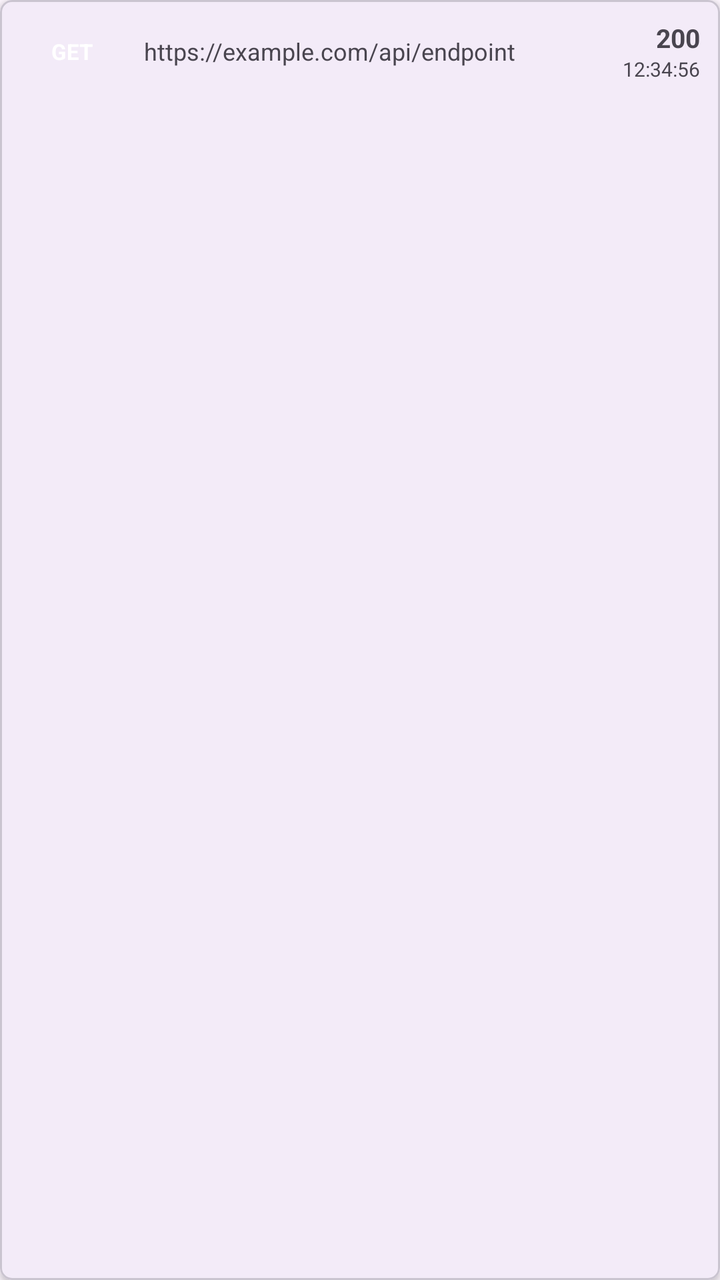
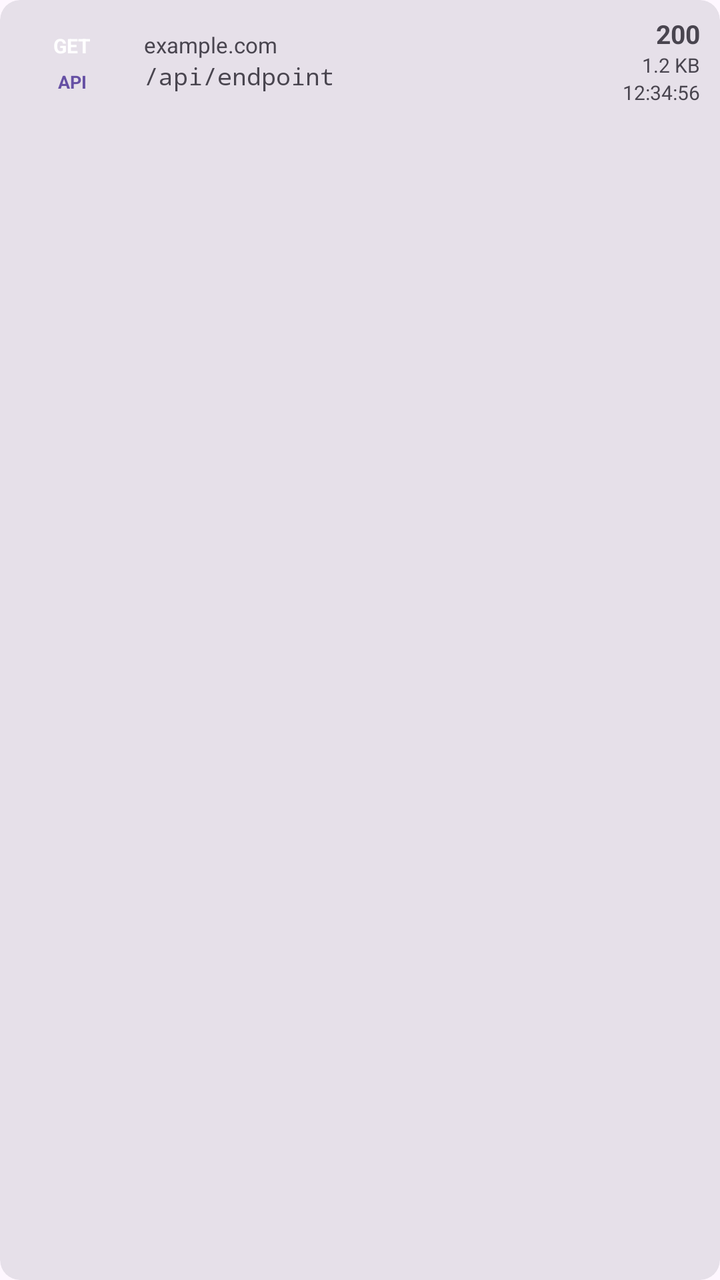

Two renders of the same Android screen: before a commit and after it. Below are the layout's source before the change and the commit's diff.
<!-- AndroidManifest.xml: application theme Theme.CS3ExtensionBuilder -->
<!-- res/layout/item_log_entry.xml -->
<?xml version="1.0" encoding="utf-8"?>
<com.google.android.material.card.MaterialCardView
    xmlns:android="http://schemas.android.com/apk/res/android"
    xmlns:app="http://schemas.android.com/apk/res-auto"
    android:layout_width="match_parent"
    android:layout_height="wrap_content"
    android:layout_marginHorizontal="8dp"
    android:layout_marginVertical="3dp"
    app:cardElevation="2dp"
    app:cardCornerRadius="6dp">

    <LinearLayout
        android:layout_width="match_parent"
        android:layout_height="wrap_content"
        android:orientation="horizontal"
        android:padding="10dp"
        android:gravity="center_vertical">

        <TextView
            android:id="@+id/tvMethod"
            android:layout_width="52dp"
            android:layout_height="wrap_content"
            android:gravity="center"
            android:textColor="#FFFFFF"
            android:textSize="11sp"
            android:textStyle="bold"
            android:paddingHorizontal="4dp"
            android:paddingVertical="3dp"
            android:text="GET" />

        <LinearLayout
            android:layout_width="0dp"
            android:layout_height="wrap_content"
            android:layout_weight="1"
            android:orientation="vertical"
            android:layout_marginStart="10dp"
            android:layout_marginEnd="8dp">

            <TextView
                android:id="@+id/tvUrl"
                android:layout_width="match_parent"
                android:layout_height="wrap_content"
                android:textSize="12sp"
                android:ellipsize="end"
                android:maxLines="2"
                android:text="https://example.com/api/endpoint" />

        </LinearLayout>

        <LinearLayout
            android:layout_width="wrap_content"
            android:layout_height="wrap_content"
            android:orientation="vertical"
            android:gravity="end">

            <TextView
                android:id="@+id/tvStatus"
                android:layout_width="wrap_content"
                android:layout_height="wrap_content"
                android:textSize="13sp"
                android:textStyle="bold"
                android:gravity="end"
                android:text="200" />

            <TextView
                android:id="@+id/tvTimestamp"
                android:layout_width="wrap_content"
                android:layout_height="wrap_content"
                android:textSize="10sp"
                android:textColor="?attr/colorOnSurfaceVariant"
                android:gravity="end"
                android:text="12:34:56" />

        </LinearLayout>

    </LinearLayout>

</com.google.android.material.card.MaterialCardView>
<!-- resources referenced by this layout -->
<resources>
  <style name="Theme.CS3ExtensionBuilder" parent="Theme.Material3.DayNight.NoActionBar">
          <item name="colorPrimary">@color/seed</item>
          <item name="colorOnPrimary">@color/white</item>
          <item name="colorPrimaryContainer">@color/purple_200</item>
          <item name="colorOnPrimaryContainer">@color/black</item>
          <item name="colorSecondary">@color/teal_200</item>
          <item name="colorOnSecondary">@color/black</item>
      </style>
  <color name="seed">#6650A4</color>
  <color name="white">#FFFFFFFF</color>
  <color name="purple_200">#FFBB86FC</color>
  <color name="black">#FF000000</color>
  <color name="teal_200">#FF03DAC5</color>
</resources>

<!-- the commit's change to res/layout/item_log_entry.xml (unified diff, before → after) -->
@@ -2,75 +2,110 @@
 <com.google.android.material.card.MaterialCardView
     xmlns:android="http://schemas.android.com/apk/res/android"
     xmlns:app="http://schemas.android.com/apk/res-auto"
+    style="@style/Widget.Material3.CardView.Filled"
     android:layout_width="match_parent"
     android:layout_height="wrap_content"
     android:layout_marginHorizontal="8dp"
     android:layout_marginVertical="3dp"
-    app:cardElevation="2dp"
-    app:cardCornerRadius="6dp">
+    app:cardCornerRadius="10dp">
 
     <LinearLayout
         android:layout_width="match_parent"
         android:layout_height="wrap_content"
+        android:gravity="center_vertical"
         android:orientation="horizontal"
-        android:padding="10dp"
-        android:gravity="center_vertical">
+        android:paddingStart="10dp"
+        android:paddingTop="8dp"
+        android:paddingEnd="10dp"
+        android:paddingBottom="8dp">
 
-        <TextView
-            android:id="@+id/tvMethod"
+        <LinearLayout
             android:layout_width="52dp"
             android:layout_height="wrap_content"
-            android:gravity="center"
-            android:textColor="#FFFFFF"
-            android:textSize="11sp"
-            android:textStyle="bold"
-            android:paddingHorizontal="4dp"
-            android:paddingVertical="3dp"
-            android:text="GET" />
+            android:gravity="center_horizontal"
+            android:orientation="vertical">
+
+            <TextView
+                android:id="@+id/tvMethod"
+                android:layout_width="match_parent"
+                android:layout_height="wrap_content"
+                android:gravity="center"
+                android:paddingVertical="2dp"
+                android:text="GET"
+                android:textColor="#FFFFFF"
+                android:textSize="10sp"
+                android:textStyle="bold" />
+
+            <TextView
+                android:id="@+id/tvKind"
+                android:layout_width="match_parent"
+                android:layout_height="wrap_content"
+                android:layout_marginTop="3dp"
+                android:gravity="center"
+                android:text="API"
+                android:textColor="?attr/colorPrimary"
+                android:textSize="9sp"
+                android:textStyle="bold" />
+        </LinearLayout>
 
         <LinearLayout
             android:layout_width="0dp"
             android:layout_height="wrap_content"
+            android:layout_marginStart="10dp"
+            android:layout_marginEnd="8dp"
             android:layout_weight="1"
-            android:orientation="vertical"
-            android:layout_marginStart="10dp"
-            android:layout_marginEnd="8dp">
+            android:orientation="vertical">
+
+            <TextView
+                android:id="@+id/tvHost"
+                android:layout_width="match_parent"
+                android:layout_height="wrap_content"
+                android:ellipsize="end"
+                android:maxLines="1"
+                android:text="example.com"
+                android:textColor="?attr/colorOnSurfaceVariant"
+                android:textSize="11sp" />
 
             <TextView
                 android:id="@+id/tvUrl"
                 android:layout_width="match_parent"
                 android:layout_height="wrap_content"
-                android:textSize="12sp"
-                android:ellipsize="end"
+                android:ellipsize="middle"
+                android:fontFamily="monospace"
                 android:maxLines="2"
-                android:text="https://example.com/api/endpoint" />
-
+                android:text="/api/endpoint"
+                android:textSize="12sp" />
         </LinearLayout>
 
         <LinearLayout
             android:layout_width="wrap_content"
             android:layout_height="wrap_content"
-            android:orientation="vertical"
-            android:gravity="end">
+            android:gravity="end"
+            android:orientation="vertical">
 
             <TextView
                 android:id="@+id/tvStatus"
                 android:layout_width="wrap_content"
                 android:layout_height="wrap_content"
+                android:text="200"
                 android:textSize="13sp"
-                android:textStyle="bold"
-                android:gravity="end"
-                android:text="200" />
+                android:textStyle="bold" />
+
+            <TextView
+                android:id="@+id/tvMeta"
+                android:layout_width="wrap_content"
+                android:layout_height="wrap_content"
+                android:text="1.2 KB"
+                android:textColor="?attr/colorOnSurfaceVariant"
+                android:textSize="10sp" />
 
             <TextView
                 android:id="@+id/tvTimestamp"
                 android:layout_width="wrap_content"
                 android:layout_height="wrap_content"
-                android:textSize="10sp"
+                android:text="12:34:56"
                 android:textColor="?attr/colorOnSurfaceVariant"
-                android:gravity="end"
-                android:text="12:34:56" />
-
+                android:textSize="10sp" />
         </LinearLayout>
 
     </LinearLayout>
